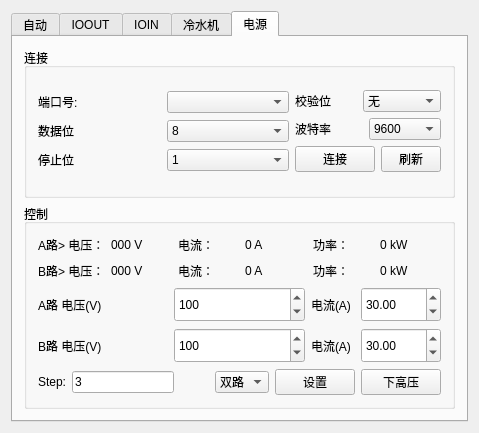
First picture: the form in QDeviceCtrl.ui, repository BiggerBinBin/QtCanPlatform, before the edit.
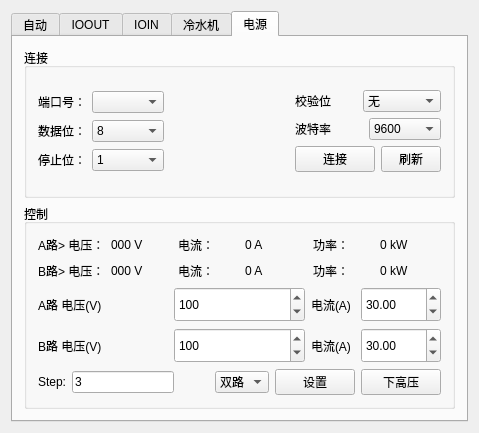
Second picture: the form after the edit. The open tabs and pages were chosen to show the change.

```diff
--- a/QDeviceCtrl.ui
+++ b/QDeviceCtrl.ui
@@ -784,8 +784,14 @@
                <layout class="QHBoxLayout" name="horizontalLayout_3">
                 <item>
                  <widget class="QLabel" name="label_3">
+                  <property name="sizePolicy">
+                   <sizepolicy hsizetype="Fixed" vsizetype="Preferred">
+                    <horstretch>0</horstretch>
+                    <verstretch>0</verstretch>
+                   </sizepolicy>
+                  </property>
                   <property name="text">
-                   <string>端口号:</string>
+                   <string>端口号：</string>
                   </property>
                  </widget>
                 </item>
@@ -798,8 +804,14 @@
                <layout class="QHBoxLayout" name="horizontalLayout_4">
                 <item>
                  <widget class="QLabel" name="label_5">
+                  <property name="sizePolicy">
+                   <sizepolicy hsizetype="Fixed" vsizetype="Preferred">
+                    <horstretch>0</horstretch>
+                    <verstretch>0</verstretch>
+                   </sizepolicy>
+                  </property>
                   <property name="text">
-                   <string>数据位</string>
+                   <string>数据位：</string>
                   </property>
                  </widget>
                 </item>
@@ -833,8 +845,14 @@
                <layout class="QHBoxLayout" name="horizontalLayout_6">
                 <item>
                  <widget class="QLabel" name="label_7">
+                  <property name="sizePolicy">
+                   <sizepolicy hsizetype="Fixed" vsizetype="Preferred">
+                    <horstretch>0</horstretch>
+                    <verstretch>0</verstretch>
+                   </sizepolicy>
+                  </property>
                   <property name="text">
-                   <string>停止位</string>
+                   <string>停止位：</string>
                   </property>
                  </widget>
                 </item>
@@ -861,6 +879,19 @@
               </item>
              </layout>
             </item>
+            <item>
+             <spacer name="horizontalSpacer_3">
+              <property name="orientation">
+               <enum>Qt::Horizontal</enum>
+              </property>
+              <property name="sizeHint" stdset="0">
+               <size>
+                <width>40</width>
+                <height>20</height>
+               </size>
+              </property>
+             </spacer>
+            </item>
             <item>
              <layout class="QVBoxLayout" name="verticalLayout_2">
               <item>
```
Left out of the diff: 2 changed lines with no effect on the pictures.
